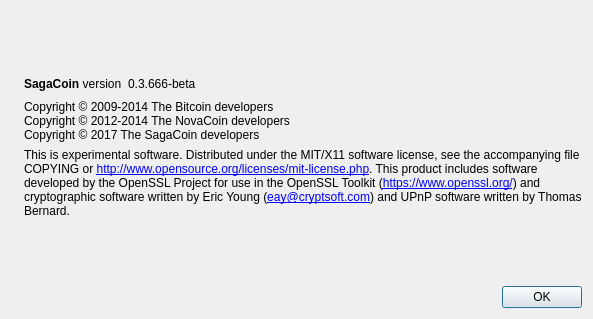
First picture: the form in src/qt/forms/aboutdialog.ui, repository AShelter/DemoCoin, before the edit.
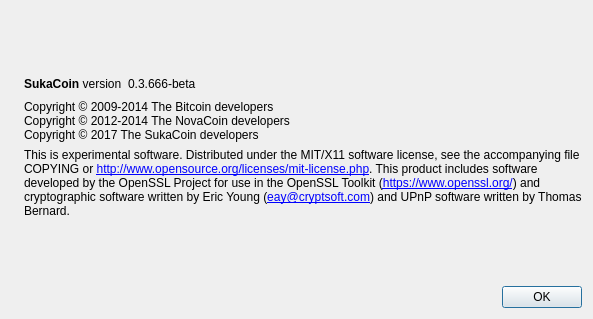
Second picture: the form after the edit. Icons and pictures are not drawn.

Diff of the .ui file:
```diff
--- a/src/qt/forms/aboutdialog.ui
+++ b/src/qt/forms/aboutdialog.ui
@@ -50,7 +50,7 @@
           <cursorShape>IBeamCursor</cursorShape>
          </property>
          <property name="text">
-          <string>&lt;b&gt;SagaCoin&lt;/b&gt; version</string>
+          <string>&lt;b&gt;SukaCoin&lt;/b&gt; version</string>
          </property>
          <property name="textInteractionFlags">
           <set>Qt::LinksAccessibleByMouse|Qt::TextSelectableByKeyboard|Qt::TextSelectableByMouse</set>
@@ -93,7 +93,7 @@
        <property name="text">
         <string>Copyright © 2009-2014 The Bitcoin developers
 Copyright © 2012-2014 The NovaCoin developers
-Copyright © 2017 The SagaCoin developers</string>
+Copyright © 2017 The SukaCoin developers</string>
        </property>
        <property name="textInteractionFlags">
         <set>Qt::LinksAccessibleByMouse|Qt::TextSelectableByKeyboard|Qt::TextSelectableByMouse</set>
```
Left out of the diff: 2 changed lines with no effect on the pictures.
